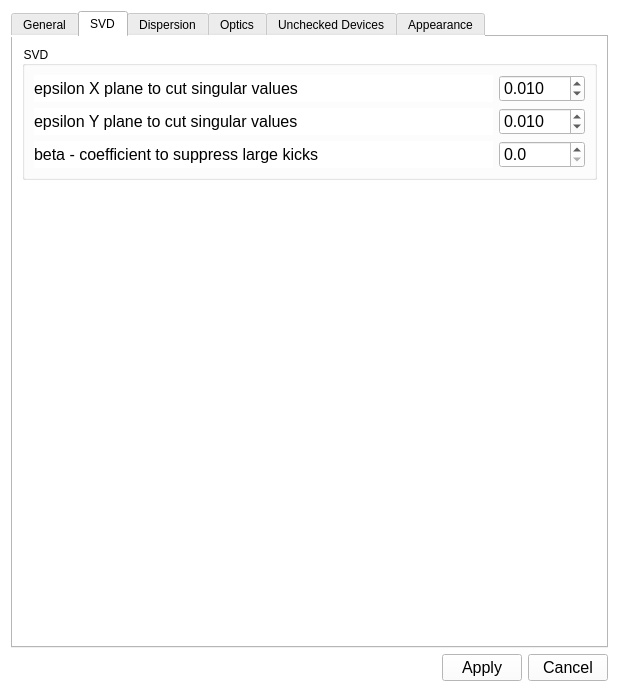
sergey-tomin/manul, file gui/UISettings.ui: the form before one commit.
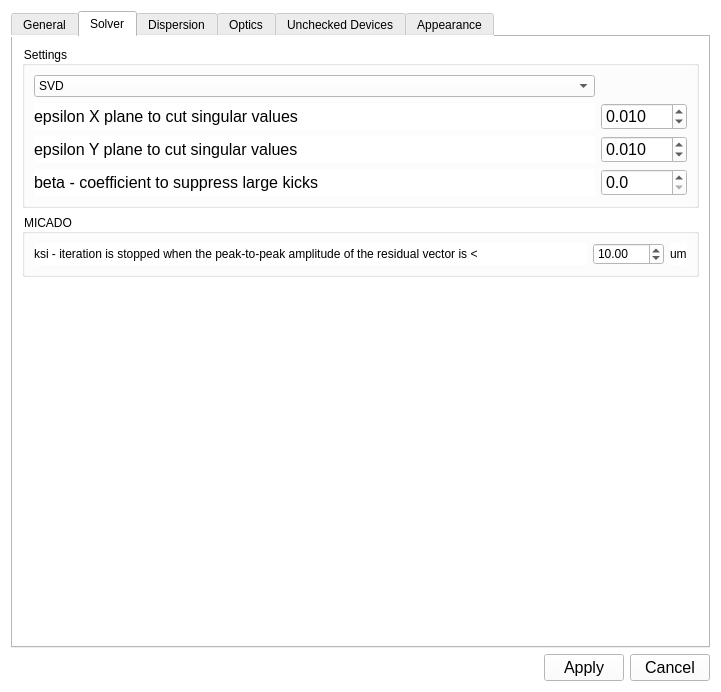
The form after the commit. The open tabs and pages were chosen to show the change.

Commit message: added new BPM location file added MICADO solver

Diff of the .ui file:
```diff
--- a/gui/UISettings.ui
+++ b/gui/UISettings.ui
@@ -6,7 +6,7 @@
    <rect>
     <x>0</x>
     <y>0</y>
-    <width>619</width>
+    <width>721</width>
     <height>692</height>
    </rect>
   </property>
@@ -517,7 +517,7 @@
      </widget>
      <widget class="QWidget" name="tab_6">
       <attribute name="title">
-       <string>SVD</string>
+       <string>Solver</string>
       </attribute>
       <layout class="QVBoxLayout" name="verticalLayout">
        <item>
@@ -535,13 +535,71 @@
           </size>
          </property>
          <property name="title">
-          <string>SVD</string>
+          <string>Settings</string>
          </property>
          <layout class="QGridLayout" name="gridLayout_7">
           <item row="0" column="1">
            <layout class="QGridLayout" name="gridLayout_8">
+            <item row="3" column="0">
+             <widget class="QLabel" name="label_19">
+              <property name="sizePolicy">
+               <sizepolicy hsizetype="Expanding" vsizetype="Preferred">
+                <horstretch>0</horstretch>
+                <verstretch>0</verstretch>
+               </sizepolicy>
+              </property>
+              <property name="font">
+               <font>
+                <pointsize>12</pointsize>
+               </font>
+              </property>
+              <property name="text">
+               <string>beta - coefficient to suppress large kicks</string>
+              </property>
+             </widget>
+            </item>
+            <item row="3" column="2">
+             <widget class="QDoubleSpinBox" name="sb_beta">
+              <property name="font">
+               <font>
+                <pointsize>12</pointsize>
+                <weight>50</weight>
+                <bold>false</bold>
+               </font>
+              </property>
+              <property name="locale">
+               <locale language="English" country="UnitedStates"/>
+              </property>
+              <property name="decimals">
+               <number>1</number>
+              </property>
+              <property name="maximum">
+               <double>10000.000000000000000</double>
+              </property>
+              <property name="singleStep">
+               <double>50.000000000000000</double>
+              </property>
+              <property name="value">
+               <double>0.000000000000000</double>
+              </property>
+             </widget>
+            </item>
+            <item row="0" column="0">
+             <widget class="QComboBox" name="combo_solver">
+              <item>
+               <property name="text">
+                <string>SVD</string>
+               </property>
+              </item>
+              <item>
+               <property name="text">
+                <string>MICADO</string>
+               </property>
+              </item>
+             </widget>
+            </item>
             <item row="1" column="2">
-             <widget class="QDoubleSpinBox" name="sb_epsilon_y">
+             <widget class="QDoubleSpinBox" name="sb_epsilon_x">
               <property name="font">
                <font>
                 <pointsize>12</pointsize>
@@ -566,7 +624,7 @@
               </property>
              </widget>
             </item>
-            <item row="1" column="0">
+            <item row="2" column="0">
              <widget class="QLabel" name="label_10">
               <property name="sizePolicy">
                <sizepolicy hsizetype="Expanding" vsizetype="Preferred">
@@ -584,33 +642,7 @@
               </property>
              </widget>
             </item>
-            <item row="0" column="2">
-             <widget class="QDoubleSpinBox" name="sb_epsilon_x">
-              <property name="font">
-               <font>
-                <pointsize>12</pointsize>
-                <weight>50</weight>
-                <bold>false</bold>
-               </font>
-              </property>
-              <property name="locale">
-               <locale language="English" country="UnitedStates"/>
-              </property>
-              <property name="decimals">
-               <number>3</number>
-              </property>
-              <property name="maximum">
-               <double>1.000000000000000</double>
-              </property>
-              <property name="singleStep">
-               <double>0.001000000000000</double>
-              </property>
-              <property name="value">
-               <double>0.010000000000000</double>
-              </property>
-             </widget>
-            </item>
-            <item row="0" column="0">
+            <item row="1" column="0">
              <widget class="QLabel" name="label_3">
               <property name="sizePolicy">
                <sizepolicy hsizetype="Minimum" vsizetype="Minimum">
@@ -629,7 +661,7 @@
              </widget>
             </item>
             <item row="2" column="2">
-             <widget class="QDoubleSpinBox" name="sb_beta">
+             <widget class="QDoubleSpinBox" name="sb_epsilon_y">
               <property name="font">
                <font>
                 <pointsize>12</pointsize>
@@ -641,34 +673,68 @@
                <locale language="English" country="UnitedStates"/>
               </property>
               <property name="decimals">
-               <number>1</number>
+               <number>3</number>
               </property>
               <property name="maximum">
-               <double>10000.000000000000000</double>
+               <double>1.000000000000000</double>
               </property>
               <property name="singleStep">
                <double>50.000000000000000</double>
               </property>
               <property name="value">
-               <double>0.000000000000000</double>
+               <double>0.010000000000000</double>
               </property>
              </widget>
             </item>
-            <item row="2" column="0">
-             <widget class="QLabel" name="label_19">
+           </layout>
+          </item>
+         </layout>
+        </widget>
+       </item>
+       <item>
+        <widget class="QGroupBox" name="gbox_micado">
+         <property name="title">
+          <string>MICADO</string>
+         </property>
+         <layout class="QGridLayout" name="gridLayout_22">
+          <item row="0" column="0">
+           <layout class="QGridLayout" name="gridLayout_21">
+            <item row="0" column="1">
+             <widget class="QDoubleSpinBox" name="sb_epsilon_ksi">
+              <property name="locale">
+               <locale language="English" country="UnitedStates"/>
+              </property>
+              <property name="decimals">
+               <number>2</number>
+              </property>
+              <property name="maximum">
+               <double>1000.000000000000000</double>
+              </property>
+              <property name="singleStep">
+               <double>1.000000000000000</double>
+              </property>
+              <property name="value">
+               <double>10.000000000000000</double>
+              </property>
+             </widget>
+            </item>
+            <item row="0" column="0">
+             <widget class="QLabel" name="label_21">
               <property name="sizePolicy">
                <sizepolicy hsizetype="Expanding" vsizetype="Preferred">
                 <horstretch>0</horstretch>
                 <verstretch>0</verstretch>
                </sizepolicy>
               </property>
-              <property name="font">
-               <font>
-                <pointsize>12</pointsize>
-               </font>
+              <property name="text">
+               <string>ksi - iteration is stopped when the peak-to-peak amplitude of the residual vector is &lt;</string>
               </property>
+             </widget>
+            </item>
+            <item row="0" column="2">
+             <widget class="QLabel" name="label_22">
               <property name="text">
-               <string>beta - coefficient to suppress large kicks</string>
+               <string>um</string>
               </property>
              </widget>
             </item>
@@ -685,7 +751,7 @@
          <property name="sizeHint" stdset="0">
           <size>
            <width>20</width>
-           <height>425</height>
+           <height>40</height>
           </size>
          </property>
         </spacer>
```
Left out of the diff: 2 changed lines with no effect on the pictures. The commit also changes 9 other files.
